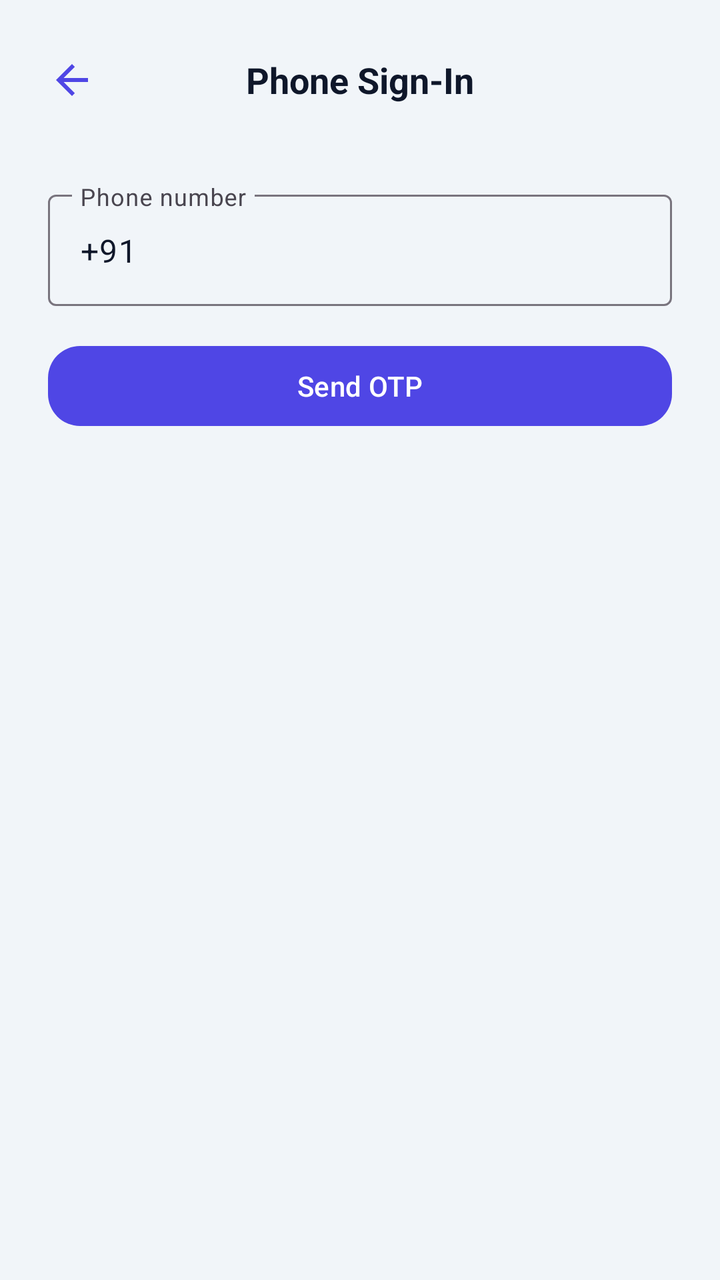
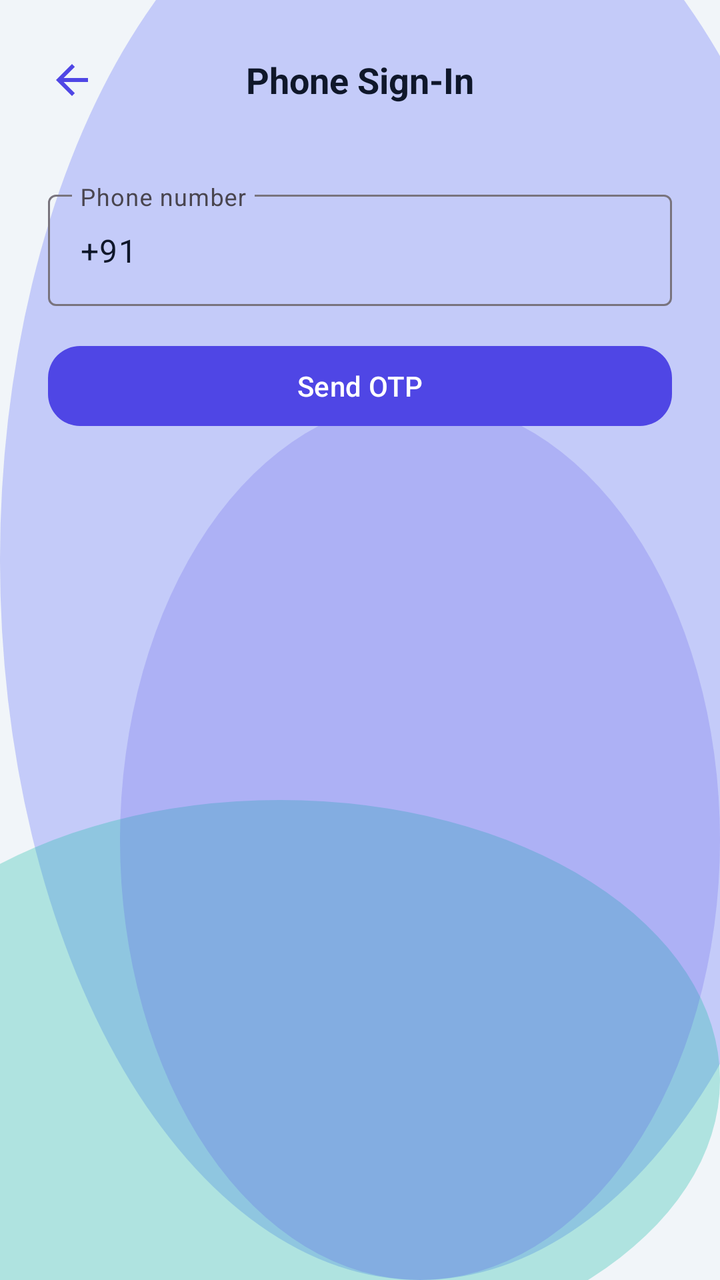

Two renders of the same Android screen: before a commit and after it. Below are the layout's source before the change and the commit's diff.
<!-- AndroidManifest.xml: application theme Theme.MoneyLens -->
<!-- res/layout/activity_phone_login.xml -->
<?xml version="1.0" encoding="utf-8"?>
<androidx.constraintlayout.widget.ConstraintLayout xmlns:android="http://schemas.android.com/apk/res/android"
    xmlns:app="http://schemas.android.com/apk/res-auto"
    android:layout_width="match_parent"
    android:layout_height="match_parent"
    android:background="@color/colorBackground">

    <RelativeLayout
        android:id="@+id/layoutAppBar"
        android:layout_width="match_parent"
        android:layout_height="56dp"
        android:layout_marginTop="12dp"
        android:paddingHorizontal="16dp"
        app:layout_constraintTop_toTopOf="parent">

        <ImageView
            android:id="@+id/btnBack"
            android:layout_width="40dp"
            android:layout_height="40dp"
            android:layout_centerVertical="true"
            android:padding="8dp"
            android:src="@drawable/ic_back"
            android:background="?attr/selectableItemBackgroundBorderless" />

        <TextView
            android:layout_width="wrap_content"
            android:layout_height="wrap_content"
            android:layout_centerInParent="true"
            android:text="@string/phone_login_title"
            android:textColor="@color/colorTextPrimary"
            android:textSize="18sp"
            android:textStyle="bold" />
    </RelativeLayout>

    <LinearLayout
        android:layout_width="match_parent"
        android:layout_height="wrap_content"
        android:orientation="vertical"
        android:padding="24dp"
        app:layout_constraintTop_toBottomOf="@+id/layoutAppBar">

        <com.google.android.material.textfield.TextInputLayout
            android:id="@+id/tilPhone"
            style="@style/Widget.Material3.TextInputLayout.OutlinedBox"
            android:layout_width="match_parent"
            android:layout_height="wrap_content"
            android:hint="@string/phone_number_hint">

            <com.google.android.material.textfield.TextInputEditText
                android:id="@+id/etPhone"
                android:layout_width="match_parent"
                android:layout_height="wrap_content"
                android:inputType="phone"
                android:text="+91" />
        </com.google.android.material.textfield.TextInputLayout>

        <com.google.android.material.button.MaterialButton
            android:id="@+id/btnSendOtp"
            android:layout_width="match_parent"
            android:layout_height="wrap_content"
            android:layout_marginTop="16dp"
            android:text="@string/phone_send_otp"
            app:cornerRadius="16dp" />

        <com.google.android.material.textfield.TextInputLayout
            android:id="@+id/tilOtp"
            style="@style/Widget.Material3.TextInputLayout.OutlinedBox"
            android:layout_width="match_parent"
            android:layout_height="wrap_content"
            android:layout_marginTop="24dp"
            android:hint="@string/phone_otp_hint"
            android:visibility="gone">

            <com.google.android.material.textfield.TextInputEditText
                android:id="@+id/etOtp"
                android:layout_width="match_parent"
                android:layout_height="wrap_content"
                android:inputType="number"
                android:maxLength="6" />
        </com.google.android.material.textfield.TextInputLayout>

        <com.google.android.material.button.MaterialButton
            android:id="@+id/btnVerifyOtp"
            android:layout_width="match_parent"
            android:layout_height="wrap_content"
            android:layout_marginTop="16dp"
            android:text="@string/phone_verify_otp"
            android:visibility="gone"
            app:cornerRadius="16dp" />
    </LinearLayout>

    <FrameLayout
        android:id="@+id/loaderOverlay"
        android:layout_width="match_parent"
        android:layout_height="match_parent"
        android:background="@color/colorScrim"
        android:clickable="true"
        android:focusable="true"
        android:visibility="gone"
        app:layout_constraintTop_toTopOf="parent">

        <ProgressBar
            android:layout_width="wrap_content"
            android:layout_height="wrap_content"
            android:layout_gravity="center" />
    </FrameLayout>

</androidx.constraintlayout.widget.ConstraintLayout>
<!-- resources referenced by this layout -->
<resources>
  <color name="colorBackground">#F1F5F9</color>
  <color name="colorScrim">#99000000</color>
  <color name="colorTextPrimary">#0F172A</color>
  <!-- drawable ic_back (drawable) -->
  <vector xmlns:android="http://schemas.android.com/apk/res/android"
      android:width="24dp"
      android:height="24dp"
      android:viewportWidth="24"
      android:viewportHeight="24">
      <path
          android:fillColor="@color/colorPrimary"
          android:pathData="M20,11H7.83l5.59,-5.59L12,4l-8,8 8,8 1.41,-1.41L7.83,13H20v-2z"/>
  </vector>
  <string name="phone_login_title">Phone Sign-In</string>
  <string name="phone_number_hint">Phone number</string>
  <string name="phone_otp_hint">6-digit code</string>
  <string name="phone_send_otp">Send OTP</string>
  <string name="phone_verify_otp">Verify &amp; Continue</string>
  <style name="Theme.MoneyLens" parent="Base.Theme.MoneyLens" />
  <color name="colorPrimary">#4F46E5</color>
  <style name="Base.Theme.MoneyLens" parent="Theme.Material3.Light.NoActionBar">
          
          <item name="colorPrimary">@color/colorPrimary</item>
          <item name="colorOnPrimary">@color/colorOnPrimary</item>
          <item name="colorSecondary">@color/colorSecondary</item>
          <item name="colorError">@color/colorDanger</item>
          <item name="android:windowBackground">@color/colorBackground</item>
          <item name="colorSurface">@color/colorSurface</item>
          <item name="android:colorBackground">@color/colorBackground</item>
          <item name="colorOnSurface">@color/colorTextPrimary</item>
  
          
          <item name="android:statusBarColor">@color/colorBackground</item>
          <item name="android:windowLightStatusBar" tools:targetApi="m">true</item>
          <item name="android:navigationBarColor">@color/colorBackground</item>
      </style>
  <color name="colorOnPrimary">#FFFFFF</color>
  <color name="colorSecondary">#14B8A6</color>
  <color name="colorDanger">#DC2626</color>
  <color name="colorSurface">#FFFFFF</color>
</resources>

<!-- the commit's change to res/layout/activity_phone_login.xml (unified diff, before → after) -->
@@ -3,7 +3,7 @@
     xmlns:app="http://schemas.android.com/apk/res-auto"
     android:layout_width="match_parent"
     android:layout_height="match_parent"
-    android:background="@color/colorBackground">
+    android:background="@drawable/bg_mesh_gradient">
 
     <RelativeLayout
         android:id="@+id/layoutAppBar"
<!-- resource entries referenced after the edit -->
@@ -1,8 +1,42 @@
 <!-- resources referenced by this layout -->
 <resources>
   <color name="colorBackground">#F1F5F9</color>
+  <color name="glassMeshOrb1">#66818CF8</color>
+  <color name="glassMeshOrb2">#4D14B8A6</color>
+  <color name="glassMeshOrb3">#334F46E5</color>
   <color name="colorScrim">#99000000</color>
   <color name="colorTextPrimary">#0F172A</color>
+  <!-- drawable bg_mesh_gradient (drawable) -->
+  <?xml version="1.0" encoding="utf-8"?>
+  <layer-list xmlns:android="http://schemas.android.com/apk/res/android">
+      
+      <item>
+          <shape android:shape="rectangle">
+              <solid android:color="@color/colorBackground" />
+          </shape>
+      </item>
+      
+      <item android:top="-80dp" android:right="-60dp">
+          <shape android:shape="oval">
+              <solid android:color="@color/glassMeshOrb1" />
+              <size android:width="280dp" android:height="280dp" />
+          </shape>
+      </item>
+      
+      <item android:bottom="-40dp" android:left="-80dp" android:top="400dp">
+          <shape android:shape="oval">
+              <solid android:color="@color/glassMeshOrb2" />
+              <size android:width="240dp" android:height="240dp" />
+          </shape>
+      </item>
+      
+      <item android:top="200dp" android:left="60dp">
+          <shape android:shape="oval">
+              <solid android:color="@color/glassMeshOrb3" />
+              <size android:width="200dp" android:height="200dp" />
+          </shape>
+      </item>
+  </layer-list>
   <!-- drawable ic_back (drawable) -->
   <vector xmlns:android="http://schemas.android.com/apk/res/android"
       android:width="24dp"
@@ -21,7 +55,6 @@
   <style name="Theme.MoneyLens" parent="Base.Theme.MoneyLens" />
   <color name="colorPrimary">#4F46E5</color>
   <style name="Base.Theme.MoneyLens" parent="Theme.Material3.Light.NoActionBar">
-          
           <item name="colorPrimary">@color/colorPrimary</item>
           <item name="colorOnPrimary">@color/colorOnPrimary</item>
           <item name="colorSecondary">@color/colorSecondary</item>
@@ -32,9 +65,10 @@
           <item name="colorOnSurface">@color/colorTextPrimary</item>
   
           
-          <item name="android:statusBarColor">@color/colorBackground</item>
+          <item name="android:statusBarColor">@android:color/transparent</item>
           <item name="android:windowLightStatusBar" tools:targetApi="m">true</item>
-          <item name="android:navigationBarColor">@color/colorBackground</item>
+          <item name="android:navigationBarColor">@android:color/transparent</item>
+          <item name="android:windowDrawsSystemBarBackgrounds">true</item>
       </style>
   <color name="colorOnPrimary">#FFFFFF</color>
   <color name="colorSecondary">#14B8A6</color>
